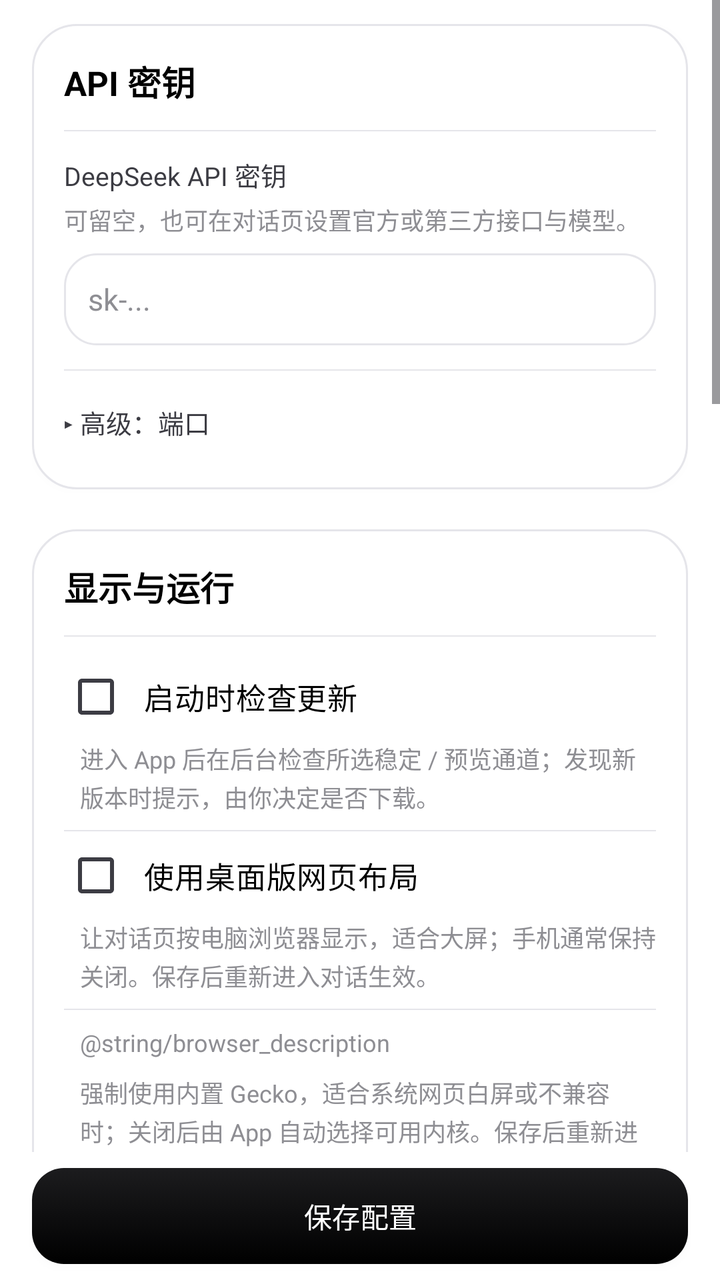
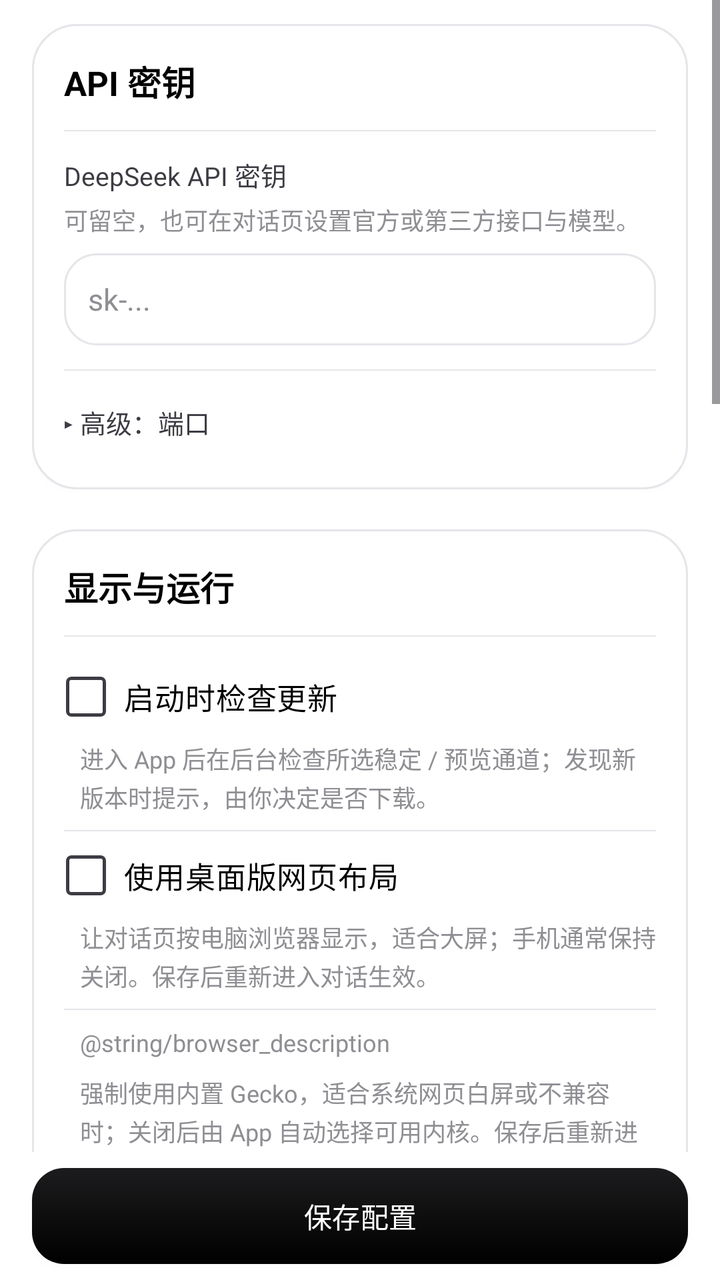

The first picture is an Android layout as it rendered before a commit; the second is the same layout after the commit. The layout source and the unified diff follow.
<!-- AndroidManifest.xml: application theme Theme.DeepseekHarness -->
<!-- res/layout/fragment_config.xml -->
<?xml version="1.0" encoding="utf-8"?>
<LinearLayout xmlns:android="http://schemas.android.com/apk/res/android"
    android:orientation="vertical"
    android:layout_width="match_parent"
    android:layout_height="match_parent"
    android:background="@color/surface"
    android:clipToPadding="false">

    <ScrollView
        android:layout_width="match_parent"
        android:layout_height="0dp"
        android:layout_weight="1"
        android:clipToPadding="false">

        <LinearLayout
            android:layout_width="match_parent"
            android:layout_height="wrap_content"
            android:orientation="vertical"
            android:paddingStart="@dimen/page_pad"
            android:paddingTop="@dimen/gap_control"
            android:paddingEnd="@dimen/page_pad"
            android:paddingBottom="@dimen/gap_section">

            
            <LinearLayout style="@style/DeepSeekHarnessCard"
                android:layout_width="match_parent"
                android:layout_height="wrap_content"
                android:layout_marginTop="0dp">

                <TextView style="@style/DeepSeekHarnessText.Title"
                    android:layout_width="wrap_content"
                    android:layout_height="wrap_content"
                    android:text="@string/config_api_key" />

                <View
                    android:layout_width="match_parent"
                    android:layout_height="@dimen/hairline"
                    android:layout_marginTop="@dimen/gap_control"
                    android:layout_marginBottom="@dimen/gap_control"
                    android:background="@color/line" />

                <TextView style="@style/DeepSeekHarnessText.Label"
                    android:layout_width="wrap_content"
                    android:layout_height="wrap_content"
                    android:text="@string/config_api_key_label" />

                <TextView style="@style/DeepSeekHarnessText.Caption"
                    android:layout_width="match_parent"
                    android:layout_height="wrap_content"
                    android:layout_marginTop="@dimen/gap_hair"
                    android:text="@string/config_api_key_desc" />

                <EditText android:id="@+id/config_api_key" style="@style/DeepSeekHarnessText.Body"
                    android:layout_width="match_parent"
                    android:layout_height="wrap_content"
                    android:minHeight="@dimen/input_height"
                    android:layout_marginTop="@dimen/gap_tight"
                    android:background="@drawable/bg_input"
                    android:hint="sk-..."
                    android:importantForAutofill="no"
                    android:inputType="textPassword"
                    android:paddingStart="@dimen/gap_control"
                    android:paddingEnd="@dimen/gap_control" />

                <View
                    android:layout_width="match_parent"
                    android:layout_height="@dimen/hairline"
                    android:layout_marginTop="@dimen/gap_control"
                    android:layout_marginBottom="@dimen/gap_tight"
                    android:background="@color/line" />

                <TextView android:id="@+id/config_adv_header" style="@style/DeepSeekHarnessText.Label"
                    android:layout_width="match_parent"
                    android:layout_height="wrap_content"
                    android:background="?attr/selectableItemBackground"
                    android:paddingTop="@dimen/gap_tight"
                    android:paddingBottom="@dimen/gap_tight"
                    android:text="@string/config_advanced_port" />

                <LinearLayout android:id="@+id/config_adv_body"
                    android:layout_width="match_parent"
                    android:layout_height="wrap_content"
                    android:orientation="vertical"
                    android:visibility="gone">

                    <TextView style="@style/DeepSeekHarnessText.Label"
                        android:layout_width="wrap_content"
                        android:layout_height="wrap_content"
                        android:text="@string/config_port" />

                    <EditText android:id="@+id/config_port" style="@style/DeepSeekHarnessText.Body"
                        android:layout_width="match_parent"
                        android:layout_height="wrap_content"
                        android:minHeight="@dimen/input_height"
                        android:layout_marginTop="@dimen/gap_tight"
                        android:background="@drawable/bg_input"
                        android:hint="@string/config_port_hint"
                        android:importantForAutofill="no"
                        android:inputType="number"
                        android:paddingStart="@dimen/gap_control"
                        android:paddingEnd="@dimen/gap_control" />

                    <TextView style="@style/DeepSeekHarnessText.Caption"
                        android:layout_width="match_parent"
                        android:layout_height="wrap_content"
                        android:layout_marginTop="@dimen/gap_control"
                        android:text="@string/config_port_desc" />
                </LinearLayout>
            </LinearLayout>

            
            <LinearLayout style="@style/DeepSeekHarnessCard"
                android:layout_width="match_parent"
                android:layout_height="wrap_content"
                android:layout_marginTop="@dimen/gap_section">

                <TextView style="@style/DeepSeekHarnessText.Title"
                    android:layout_width="wrap_content"
                    android:layout_height="wrap_content"
                    android:text="@string/config_display" />

                <View
                    android:layout_width="match_parent"
                    android:layout_height="@dimen/hairline"
                    android:layout_marginTop="@dimen/gap_control"
                    android:layout_marginBottom="@dimen/gap_tight"
                    android:background="@color/line" />

                <CheckBox android:id="@+id/config_check_update" style="@style/DeepSeekHarnessText.Body"
                    android:layout_width="match_parent"
                    android:layout_height="wrap_content"
                    android:minHeight="@dimen/touch_min"
                    android:paddingStart="@dimen/gap_tight"
                    android:text="@string/config_check_updates"  android:buttonTint="@color/checkbox_tint" />

                <TextView style="@style/DeepSeekHarnessText.Caption"
                    android:layout_width="match_parent"
                    android:layout_height="wrap_content"
                    android:layout_marginStart="@dimen/gap_tight"
                    android:layout_marginBottom="@dimen/gap_tight"
                    android:text="@string/config_check_updates_desc" />

                <View
                    android:layout_width="match_parent"
                    android:layout_height="@dimen/hairline"
                    android:background="@color/line" />

                <CheckBox android:id="@+id/config_desktop_mode" style="@style/DeepSeekHarnessText.Body"
                    android:layout_width="match_parent"
                    android:layout_height="wrap_content"
                    android:minHeight="@dimen/touch_min"
                    android:paddingStart="@dimen/gap_tight"
                    android:text="@string/config_desktop_layout"  android:buttonTint="@color/checkbox_tint" />

                <TextView style="@style/DeepSeekHarnessText.Caption"
                    android:layout_width="match_parent"
                    android:layout_height="wrap_content"
                    android:layout_marginStart="@dimen/gap_tight"
                    android:layout_marginBottom="@dimen/gap_tight"
                    android:text="@string/config_desktop_layout_desc" />

                <View
                    android:layout_width="match_parent"
                    android:layout_height="@dimen/hairline"
                    android:background="@color/line" />

                <TextView style="@style/DeepSeekHarnessText.Caption"
                    android:layout_width="match_parent"
                    android:layout_height="wrap_content"
                    android:paddingStart="@dimen/gap_tight"
                    android:paddingEnd="@dimen/gap_tight"
                    android:paddingTop="@dimen/gap_tight"
                    android:paddingBottom="@dimen/gap_tight"
                    android:gravity="center_vertical"
                    android:text="@string/browser_description" />

                <CheckBox android:id="@+id/config_gecko_core"
                    android:layout_width="match_parent"
                    android:layout_height="wrap_content"
                    android:minHeight="@dimen/touch_min"
                    android:visibility="gone"
                    android:text="@string/config_compat_webview"
                    android:textColor="@color/text_secondary"
 android:buttonTint="@color/checkbox_tint" />

                <TextView android:id="@+id/config_gecko_hint" style="@style/DeepSeekHarnessText.Caption"
                    android:layout_width="match_parent"
                    android:layout_height="wrap_content"
                    android:layout_marginStart="@dimen/gap_tight"
                    android:layout_marginBottom="@dimen/gap_tight"
                    android:text="@string/config_compat_webview_desc" />

                <View
                    android:layout_width="match_parent"
                    android:layout_height="@dimen/hairline"
                    android:background="@color/line" />

                <CheckBox android:id="@+id/config_proroot" style="@style/DeepSeekHarnessText.Body"
                    android:layout_width="match_parent"
                    android:layout_height="wrap_content"
                    android:minHeight="@dimen/touch_min"
                    android:paddingStart="@dimen/gap_tight"
                    android:text="@string/config_proroot"  android:buttonTint="@color/checkbox_tint" />

                <TextView style="@style/DeepSeekHarnessText.Caption"
                    android:layout_width="match_parent"
                    android:layout_height="wrap_content"
                    android:layout_marginStart="@dimen/gap_tight"
                    android:layout_marginBottom="@dimen/gap_tight"
                    android:text="@string/config_proroot_desc" />

                <View
                    android:layout_width="match_parent"
                    android:layout_height="@dimen/hairline"
                    android:background="@color/line" />

                <CheckBox android:id="@+id/config_lan_mode" style="@style/DeepSeekHarnessText.Body"
                    android:layout_width="match_parent"
                    android:layout_height="wrap_content"
                    android:minHeight="@dimen/touch_min"
                    android:paddingStart="@dimen/gap_tight"
                    android:text="@string/config_lan_access"  android:buttonTint="@color/checkbox_tint" />

                <TextView style="@style/DeepSeekHarnessText.Caption"
                    android:layout_width="match_parent"
                    android:layout_height="wrap_content"
                    android:layout_marginStart="@dimen/gap_tight"
                    android:layout_marginBottom="@dimen/gap_tight"
                    android:text="@string/config_lan_access_desc" />

                <View
                    android:layout_width="match_parent"
                    android:layout_height="@dimen/hairline"
                    android:background="@color/line" />

                <CheckBox android:id="@+id/config_overlay_stream" style="@style/DeepSeekHarnessText.Body"
                    android:layout_width="match_parent"
                    android:layout_height="wrap_content"
                    android:minHeight="@dimen/touch_min"
                    android:paddingStart="@dimen/gap_tight"
                    android:text="@string/config_overlay_output"  android:buttonTint="@color/checkbox_tint" />

                <TextView style="@style/DeepSeekHarnessText.Caption"
                    android:layout_width="match_parent"
                    android:layout_height="wrap_content"
                    android:layout_marginStart="@dimen/gap_tight"
                    android:layout_marginBottom="@dimen/gap_tight"
                    android:text="@string/config_overlay_output_desc" />

                <View
                    android:layout_width="match_parent"
                    android:layout_height="@dimen/hairline"
                    android:layout_marginBottom="@dimen/gap_tight"
                    android:background="@color/line" />

                <TextView android:id="@+id/config_overlay_style" style="@style/DeepSeekHarnessText.Body"
                    android:layout_width="match_parent"
                    android:layout_height="wrap_content"
                    android:minHeight="@dimen/touch_min"
                    android:background="@drawable/bg_chip_clickable"
                    android:clickable="true"
                    android:focusable="true"
                    android:gravity="center_vertical"
                    android:paddingStart="@dimen/gap_control"
                    android:paddingEnd="@dimen/gap_control"
                    android:text="@string/config_overlay_settings"
                    android:elevation="1dp" />

                <TextView style="@style/DeepSeekHarnessText.Caption"
                    android:layout_width="match_parent"
                    android:layout_height="wrap_content"
                    android:layout_marginStart="@dimen/gap_tight"
                    android:layout_marginTop="@dimen/gap_hair"
                    android:layout_marginBottom="@dimen/gap_tight"
                    android:text="@string/config_overlay_settings_desc" />

                <View
                    android:layout_width="match_parent"
                    android:layout_height="@dimen/hairline"
                    android:background="@color/line" />

                <CheckBox android:id="@+id/config_confirm_shell" style="@style/DeepSeekHarnessText.Body"
                    android:layout_width="match_parent"
                    android:layout_height="wrap_content"
                    android:minHeight="@dimen/touch_min"
                    android:paddingStart="@dimen/gap_tight"
                    android:text="@string/config_confirm_dangerous"  android:buttonTint="@color/checkbox_tint" />

                <TextView style="@style/DeepSeekHarnessText.Caption"
                    android:layout_width="match_parent"
                    android:layout_height="wrap_content"
                    android:layout_marginStart="@dimen/gap_tight"
                    android:layout_marginBottom="@dimen/gap_tight"
                    android:text="@string/config_confirm_dangerous_desc" />

                <CheckBox android:id="@+id/config_rc6" style="@style/DeepSeekHarnessText.Body"
                    android:layout_width="match_parent"
                    android:layout_height="wrap_content"
                    android:minHeight="@dimen/touch_min"
                    android:paddingStart="@dimen/gap_tight"
                    android:text="@string/config_harness_channel"
                    android:visibility="gone"  android:buttonTint="@color/checkbox_tint" />
            </LinearLayout>

            <TextView android:id="@+id/config_workspace_entry" style="@style/Widget.DeepSeekHarness.TextButton"
                android:layout_width="match_parent"
                android:layout_height="wrap_content"
                android:minHeight="@dimen/btn_height"
                android:layout_marginTop="@dimen/gap_section"
                android:background="@drawable/bg_action_plain"
                android:gravity="center"
                android:text="@string/config_open_backup" />

            
            <LinearLayout style="@style/DeepSeekHarnessCard"
                android:layout_width="match_parent"
                android:layout_height="wrap_content"
                android:layout_marginTop="@dimen/gap_section">

                <TextView style="@style/DeepSeekHarnessText.Title"
                    android:layout_width="match_parent"
                    android:layout_height="wrap_content"
                    android:text="@string/config_dns" />

                <RadioGroup android:id="@+id/config_dns_mode"
                    android:layout_width="match_parent"
                    android:layout_height="wrap_content"
                    android:layout_marginTop="@dimen/gap_control"
                    android:orientation="vertical">

                    <RadioButton android:id="@+id/dns_auto" style="@style/Widget.DeepSeekHarness.RadioButton"
                        android:layout_width="match_parent"
                        android:layout_height="wrap_content"
                        android:minHeight="@dimen/touch_min"
                        android:paddingTop="@dimen/gap_tight"
                        android:paddingBottom="@dimen/gap_tight"
                        android:text="@string/dns_auto_hint" />

                    <RadioButton android:id="@+id/dns_ipv4" style="@style/Widget.DeepSeekHarness.RadioButton"
                        android:layout_width="match_parent"
                        android:layout_height="wrap_content"
                        android:minHeight="@dimen/touch_min"
                        android:paddingTop="@dimen/gap_tight"
                        android:paddingBottom="@dimen/gap_tight"
                        android:text="@string/dns_ipv4_compat" />

                    <RadioButton android:id="@+id/dns_native" style="@style/Widget.DeepSeekHarness.RadioButton"
                        android:layout_width="match_parent"
                        android:layout_height="wrap_content"
                        android:minHeight="@dimen/touch_min"
                        android:paddingTop="@dimen/gap_tight"
                        android:paddingBottom="@dimen/gap_tight"
                        android:text="@string/dns_native_dual" />
                </RadioGroup>

                <TextView style="@style/DeepSeekHarnessText.Caption"
                    android:layout_width="match_parent"
                    android:layout_height="wrap_content"
                    android:layout_marginTop="@dimen/gap_control"
                    android:text="@string/dns_desc" />

                <TextView style="@style/DeepSeekHarnessText.Caption"
                    android:layout_width="match_parent"
                    android:layout_height="wrap_content"
                    android:layout_marginTop="@dimen/gap_section"
                    android:layout_marginStart="@dimen/gap_hair"
                    android:text="@string/config_ui_language"
                    android:textStyle="bold" />

                <RadioGroup android:id="@+id/config_ui_language"
                    android:layout_width="match_parent"
                    android:layout_height="wrap_content"
                    android:layout_marginTop="@dimen/gap_control"
                    android:orientation="horizontal">

                    <RadioButton android:id="@+id/lang_zh" style="@style/Widget.DeepSeekHarness.RadioButton"
                        android:layout_width="0dp"
                        android:layout_weight="1"
                        android:layout_height="wrap_content"
                        android:minHeight="@dimen/touch_min"
                        android:text="@string/config_lang_zh" />

                    <RadioButton android:id="@+id/lang_en" style="@style/Widget.DeepSeekHarness.RadioButton"
                        android:layout_width="0dp"
                        android:layout_weight="1"
                        android:layout_height="wrap_content"
                        android:minHeight="@dimen/touch_min"
                        android:text="English" />
                </RadioGroup>

                <TextView style="@style/DeepSeekHarnessText.Caption"
                    android:layout_width="match_parent"
                    android:layout_height="wrap_content"
                    android:layout_marginTop="@dimen/gap_hair"
                    android:text="@string/config_lang_desc" />
            </LinearLayout>

            <TextView android:id="@+id/config_repo_link" style="@style/DeepSeekHarnessText.Caption"
                android:layout_width="match_parent"
                android:layout_height="wrap_content"
                android:layout_marginTop="@dimen/gap_section"
                android:gravity="center"
                android:text="DeepSeek Harness" />
        </LinearLayout>
    </ScrollView>

    <Button android:id="@+id/config_save" style="@style/Widget.DeepSeekHarness.PrimaryButton"
        android:layout_width="match_parent"
        android:layout_height="wrap_content"
        android:layout_marginTop="@dimen/gap_tight"
        android:layout_marginBottom="@dimen/gap_tight"
        android:layout_marginStart="@dimen/page_pad"
        android:layout_marginEnd="@dimen/page_pad"
        android:text="@string/config_save"
        android:minHeight="@dimen/btn_height" />
</LinearLayout>
<!-- resources referenced by this layout -->
<resources>
  <color name="line">#E5E5EA</color>
  <color name="surface">#FFFFFF</color>
  <color name="text_secondary">#3C3C43</color>
  <dimen name="btn_height">48dp</dimen>
  <dimen name="gap_control">12dp</dimen>
  <dimen name="gap_hair">4dp</dimen>
  <dimen name="gap_section">20dp</dimen>
  <dimen name="gap_tight">8dp</dimen>
  <dimen name="hairline">0.5dp</dimen>
  <dimen name="input_height">46dp</dimen>
  <dimen name="page_pad">16dp</dimen>
  <dimen name="touch_min">44dp</dimen>
  <string name="config_advanced_port">▸ 高级：端口</string>
  <string name="config_api_key">API 密钥</string>
  <string name="config_check_updates">启动时检查更新</string>
  <string name="config_display">显示与运行</string>
  <string name="config_dns">DNS 解析</string>
  <string name="config_lan_access">允许局域网访问</string>
  <string name="config_lang_zh">中文</string>
  <string name="config_open_backup">打开数据与备份</string>
  <string name="config_port">端口</string>
  <string name="config_save">保存配置</string>
  <string name="config_ui_language">界面语言</string>
  <string name="dns_auto_hint">自动兼容（推荐）</string>
  <string name="dns_ipv4_compat">IPv4 DNS 兼容</string>
  <string name="dns_native_dual">原生双栈解析</string>
  <color name="ripple">#0F000000</color>
  <dimen name="radius_small">12dp</dimen>
  <dimen name="radius_pill">999dp</dimen>
  <color name="card">#FFFFFF</color>
  <color name="raised">#FFFFFF</color>
  <dimen name="stroke">1dp</dimen>
  <dimen name="radius_control">16dp</dimen>
  <color name="primary">#000000</color>
  <dimen name="card_pad">16dp</dimen>
  <dimen name="text_body">15sp</dimen>
  <color name="text">#000000</color>
  <dimen name="text_caption">12sp</dimen>
  <color name="text_muted">#8E8E93</color>
  <dimen name="text_label">13sp</dimen>
  <dimen name="text_title">17sp</dimen>
  <dimen name="radius_card">22dp</dimen>
  <color name="primary_ripple">#1A000000</color>
  <color name="disabled">#E9E9EE</color>
  <color name="primary_dark">#1C1C1E</color>
  <color name="accent_on">#FFFFFF</color>
  <color name="err">#48484A</color>
  <color name="error_on">#FFFFFF</color>
  <style name="Widget.DeepSeekHarness.CheckBox" parent="Widget.Material3.CompoundButton.CheckBox">
          <item name="android:textColor">@color/button_text</item>
          <item name="android:buttonTint">@color/checkbox_tint</item>
      </style>
  <!-- unchanged entries left out for length: 46 -->
</resources>

<!-- the commit's change to res/layout/fragment_config.xml (unified diff, before → after) -->
@@ -131,7 +131,7 @@
                     android:layout_height="wrap_content"
                     android:minHeight="@dimen/touch_min"
                     android:paddingStart="@dimen/gap_tight"
-                    android:text="@string/config_check_updates"  android:buttonTint="@color/checkbox_tint" />
+                    android:text="@string/config_check_updates"  />
 
                 <TextView style="@style/DeepSeekHarnessText.Caption"
                     android:layout_width="match_parent"
@@ -150,7 +150,7 @@
                     android:layout_height="wrap_content"
                     android:minHeight="@dimen/touch_min"
                     android:paddingStart="@dimen/gap_tight"
-                    android:text="@string/config_desktop_layout"  android:buttonTint="@color/checkbox_tint" />
+                    android:text="@string/config_desktop_layout"  />
 
                 <TextView style="@style/DeepSeekHarnessText.Caption"
                     android:layout_width="match_parent"
@@ -181,7 +181,7 @@
                     android:visibility="gone"
                     android:text="@string/config_compat_webview"
                     android:textColor="@color/text_secondary"
- android:buttonTint="@color/checkbox_tint" />
+ />
 
                 <TextView android:id="@+id/config_gecko_hint" style="@style/DeepSeekHarnessText.Caption"
                     android:layout_width="match_parent"
@@ -200,7 +200,7 @@
                     android:layout_height="wrap_content"
                     android:minHeight="@dimen/touch_min"
                     android:paddingStart="@dimen/gap_tight"
-                    android:text="@string/config_proroot"  android:buttonTint="@color/checkbox_tint" />
+                    android:text="@string/config_proroot"  />
 
                 <TextView style="@style/DeepSeekHarnessText.Caption"
                     android:layout_width="match_parent"
@@ -219,7 +219,7 @@
                     android:layout_height="wrap_content"
                     android:minHeight="@dimen/touch_min"
                     android:paddingStart="@dimen/gap_tight"
-                    android:text="@string/config_lan_access"  android:buttonTint="@color/checkbox_tint" />
+                    android:text="@string/config_lan_access"  />
 
                 <TextView style="@style/DeepSeekHarnessText.Caption"
                     android:layout_width="match_parent"
@@ -238,7 +238,7 @@
                     android:layout_height="wrap_content"
                     android:minHeight="@dimen/touch_min"
                     android:paddingStart="@dimen/gap_tight"
-                    android:text="@string/config_overlay_output"  android:buttonTint="@color/checkbox_tint" />
+                    android:text="@string/config_overlay_output"  />
 
                 <TextView style="@style/DeepSeekHarnessText.Caption"
                     android:layout_width="match_parent"
@@ -284,7 +284,7 @@
                     android:layout_height="wrap_content"
                     android:minHeight="@dimen/touch_min"
                     android:paddingStart="@dimen/gap_tight"
-                    android:text="@string/config_confirm_dangerous"  android:buttonTint="@color/checkbox_tint" />
+                    android:text="@string/config_confirm_dangerous"  />
 
                 <TextView style="@style/DeepSeekHarnessText.Caption"
                     android:layout_width="match_parent"
@@ -299,7 +299,7 @@
                     android:minHeight="@dimen/touch_min"
                     android:paddingStart="@dimen/gap_tight"
                     android:text="@string/config_harness_channel"
-                    android:visibility="gone"  android:buttonTint="@color/checkbox_tint" />
+                    android:visibility="gone"  />
             </LinearLayout>
 
             <TextView android:id="@+id/config_workspace_entry" style="@style/Widget.DeepSeekHarness.TextButton"
<!-- resource entries referenced after the edit -->
@@ -50,8 +50,39 @@
   <color name="error_on">#FFFFFF</color>
   <style name="Widget.DeepSeekHarness.CheckBox" parent="Widget.Material3.CompoundButton.CheckBox">
           <item name="android:textColor">@color/button_text</item>
-          <item name="android:buttonTint">@color/checkbox_tint</item>
+          <item name="android:button">@drawable/checkbox_custom</item>
       </style>
+  <!-- drawable checkbox_custom (drawable) -->
+  <?xml version="1.0" encoding="utf-8"?>
+  <selector xmlns:android="http://schemas.android.com/apk/res/android">
+      <item android:state_checked="true" android:drawable="@drawable/ic_checkbox_checked" />
+      <item android:drawable="@drawable/ic_checkbox_unchecked" />
+  </selector>
+  <!-- drawable ic_checkbox_checked (drawable) -->
+  <?xml version="1.0" encoding="utf-8"?>
+  <vector xmlns:android="http://schemas.android.com/apk/res/android"
+      android:width="22dp" android:height="22dp"
+      android:viewportWidth="24" android:viewportHeight="24">
+      
+      <path
+          android:pathData="M4,2.5h16a1.5,1.5 0 0 1 1.5,1.5v16a1.5,1.5 0 0 1 -1.5,1.5H4A1.5,1.5 0 0 1 2.5,20V4A1.5,1.5 0 0 1 4,2.5z"
+          android:fillColor="@color/primary" />
+      
+      <path
+          android:pathData="M9.55,16.48 L5.68,12.53 C5.36,12.2 5.36,11.67 5.68,11.34 C6.0,11.02 6.54,11.02 6.86,11.34 L9.79,14.34 L17.35,6.75 C17.67,6.42 18.21,6.42 18.53,6.75 C18.85,7.07 18.85,7.6 18.53,7.92 L10.53,15.96 C10.42,16.08 10.18,16.16 10.03,16.2 C9.88,16.24 9.71,16.24 9.55,16.16 Z"
+          android:fillColor="#FFFFFF" />
+  </vector>
+  <!-- drawable ic_checkbox_unchecked (drawable) -->
+  <?xml version="1.0" encoding="utf-8"?>
+  <vector xmlns:android="http://schemas.android.com/apk/res/android"
+      android:width="22dp" android:height="22dp"
+      android:viewportWidth="24" android:viewportHeight="24">
+      <path
+          android:pathData="M4,2h16a2,2 0 0 1 2,2v16a2,2 0 0 1 -2,2H4a2,2 0 0 1 -2,-2V4a2,2 0 0 1 2,-2z"
+          android:strokeColor="@color/text_muted"
+          android:strokeWidth="1.8"
+          android:fillColor="#00000000" />
+  </vector>
   <!-- unchanged entries left out for length: 46 -->
 </resources>
 
